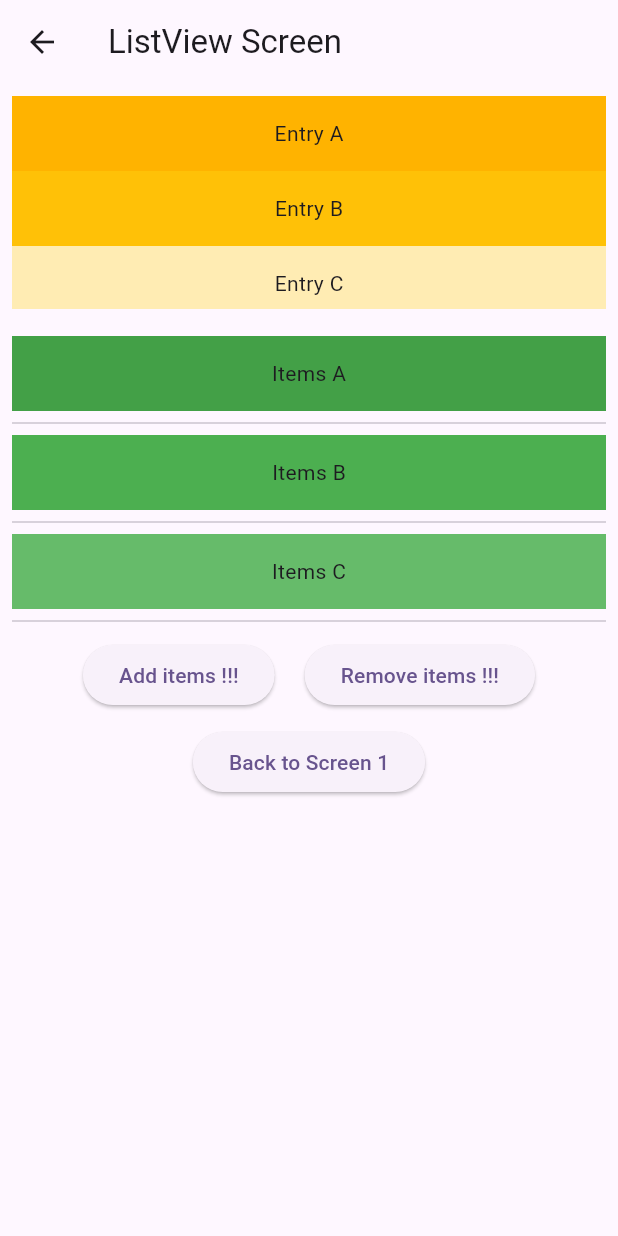
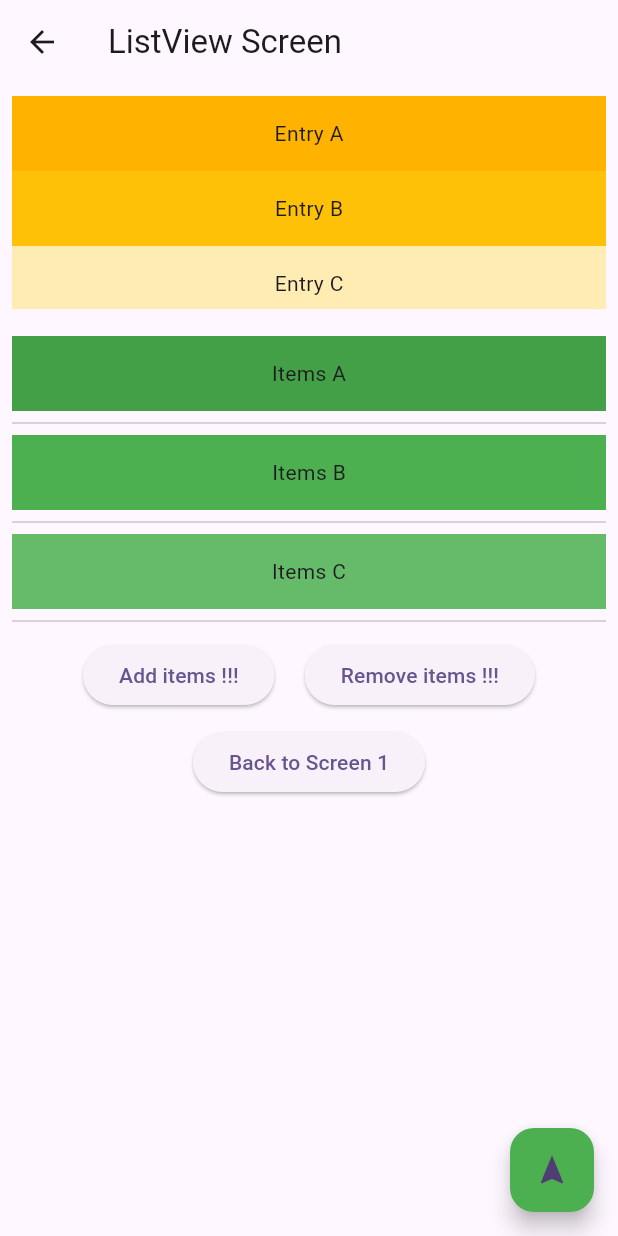
Before and after one commit to MinhTN05/Lesson1, a Flutter app: the ListViewScreen screen opened directly, on a phone screen of 412 x 824 dp. Run offline on Flutter 3.47's test engine with Material 3 defaults, Android fonts, the phone set to English and light mode, and no system bars.

Commit message:
update list_view_screen

```diff
--- a/lesson1/lib/list_view_screen.dart
+++ b/lesson1/lib/list_view_screen.dart
@@ -91,6 +91,13 @@ class _ListViewScreenState extends State<ListViewScreen> {
           ],
         ),
       ),
+      floatingActionButton: FloatingActionButton(
+        onPressed: () {
+          //add
+        },
+        backgroundColor: Colors.green,
+        child: const Icon(Icons.navigation),
+      ),
     );
   }
 
@@ -126,11 +133,18 @@ class _ListViewScreenState extends State<ListViewScreen> {
         padding: const EdgeInsets.all(8),
         itemCount: entries.length,
         itemBuilder: (BuildContext context, int index) {
-          return Container(
-            height: 50,
-            color: Colors.green[colorCodes[index]],
-            child: Center(
-              child: Text('Items ${entries[index]}'),
+          return InkWell(
+            onTap: () {
+              ScaffoldMessenger.of(context).showSnackBar(
+                SnackBar(content: Text('Items ${entries[index]}')),
+              );
+            },
+            child: Container(
+              height: 50,
+              color: Colors.green[colorCodes[index]],
+              child: Center(
+                child: Text('Items ${entries[index]}'),
+              ),
             ),
           );
         },
```
